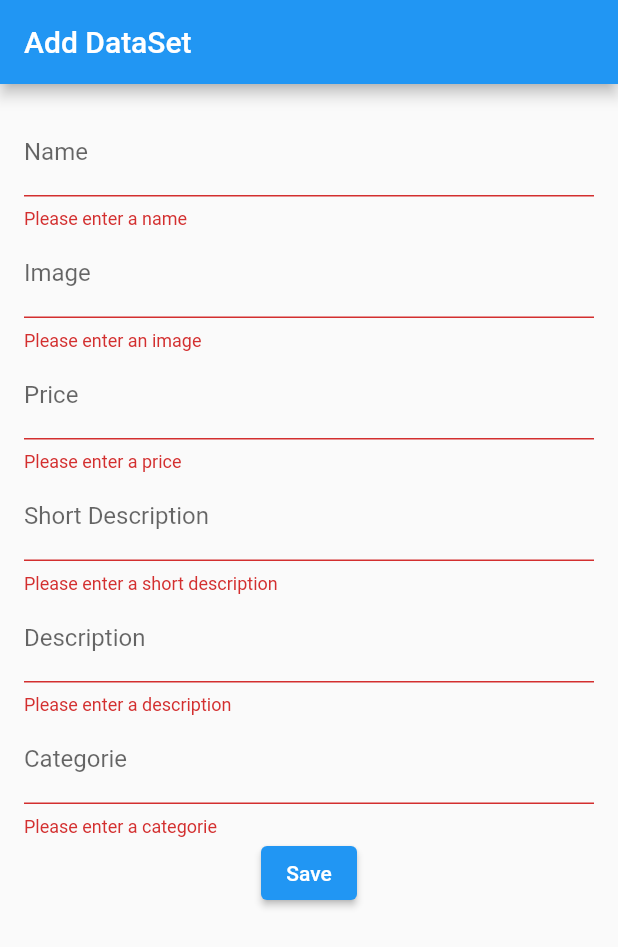
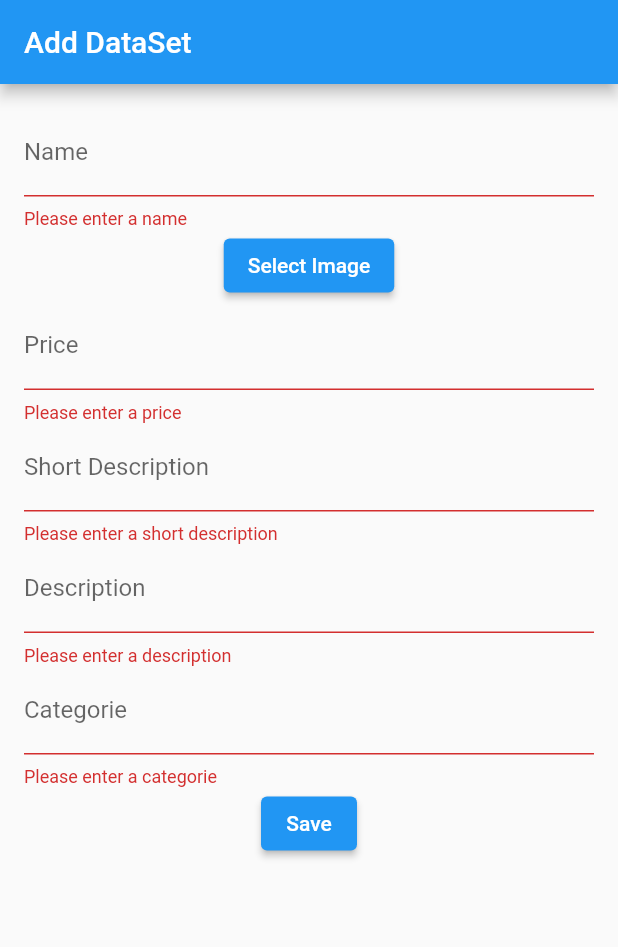
Before and after one commit to AaliyahBeg/Team-TATVA, a Flutter app: the screen it shows after launch, after a tap on "Save", on a phone screen of 412 x 824 dp. Shown: the top 947 px of the screen. Run offline on Flutter 3.47's test engine with Material 2 defaults, Android fonts, the phone set to English and light mode, and no system bars; our stand-ins replace carousel_slider, cloud_firestore, firebase_core, flutter_svg, image_picker, scroll_snap_list; accounts and stored records are empty.

Commit message:
now can send image through gallery and camera

```diff
--- a/lib/Product/sellProduct.dart
+++ b/lib/Product/sellProduct.dart
@@ -1,6 +1,9 @@
+// import 'dart:html' as html;
+import 'dart:io' as io;
 import 'package:flutter/material.dart';
 import 'package:cloud_firestore/cloud_firestore.dart';
 import 'DataDetail.dart';
+import 'package:image_picker/image_picker.dart';
 
 FirebaseFirestore _firestore = FirebaseFirestore.instance;
 //
@@ -184,6 +187,8 @@ FirebaseFirestore _firestore = FirebaseFirestore.instance;
 
 // import 'package:flutter/material.dart';
 
+
+
 class DataSetInputScreen extends StatefulWidget {
   @override
   _DataSetInputScreenState createState() => _DataSetInputScreenState();
@@ -197,6 +202,8 @@ class _DataSetInputScreenState extends State<DataSetInputScreen> {
   final _shortDescController = TextEditingController();
   final _descController = TextEditingController();
   final _categorieController = TextEditingController();
+  late io.File _image;
+
 
   @override
   Widget build(BuildContext context) {
@@ -220,15 +227,19 @@ class _DataSetInputScreenState extends State<DataSetInputScreen> {
                   return null;
                 },
               ),
-              TextFormField(
-                controller: _imageController,
-                decoration: InputDecoration(labelText: 'Image'),
-                validator: (value) {
-                  if (value == null || value.isEmpty) {
-                    return 'Please enter an image';
-                  }
-                  return null;
-                },
+              // TextFormField(
+              //   controller: _imageController,
+              //   decoration: InputDecoration(labelText: 'Image'),
+              //   validator: (value) {
+              //     if (value == null || value.isEmpty) {
+              //       return 'Please enter an image';
+              //     }
+              //     return null;
+              //   },
+              // ),
+              ElevatedButton(
+                onPressed: _pickImage,
+                child: Text('Select Image'),
               ),
               TextFormField(
                 controller: _priceController,
@@ -306,6 +317,37 @@ class _DataSetInputScreenState extends State<DataSetInputScreen> {
       ),
     );
   }
+  final picker = ImagePicker();
+
+  Future _pickImage() async {
+    final imageSource = await showDialog<ImageSource>(
+      context: context,
+      builder: (context) => AlertDialog(
+        title: Text("Select the image source"),
+        actions: <Widget>[
+          MaterialButton(
+            child: Text("Camera"),
+            onPressed: () => Navigator.pop(context, ImageSource.camera),
+          ),
+          MaterialButton(
+            child: Text("Gallery"),
+            onPressed: () => Navigator.pop(context, ImageSource.gallery),
+          ),
+        ],
+      ),
+    );
+
+    if (imageSource != null) {
+      final file = await picker.getImage(source: imageSource);
+
+      if (file != null) {
+        setState(() {
+          _image = file as io.File;
+        });
+      }
+    }
+  }
+
 
   void setDataInFirestore(DataSet dataSet) async {
     await _firestore.collection('product').add({
--- a/lib/main.dart
+++ b/lib/main.dart
@@ -5,7 +5,6 @@ import 'package:environment_app/homepage.dart';
 import 'Product/Project_detail.dart';
 import 'Product/list_of_product.dart';
 import 'package:firebase_core/firebase_core.dart';
-import 'Product/SellForm.dart';
 import 'Product/sellProduct.dart';
 
 
```
